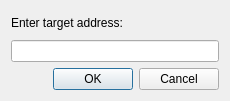
Above: src/addressdialog.ui from zfwk1992/open-soc-explorer before the change. Below: the same form after it.
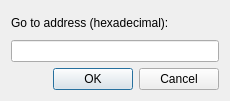
That is the form after the change.

What changed in the file:
```diff
--- a/src/addressdialog.ui
+++ b/src/addressdialog.ui
@@ -19,7 +19,7 @@
      <item>
       <widget class="QLabel" name="label">
        <property name="text">
-        <string>Enter target address:</string>
+        <string>Go to address (hexadecimal):</string>
        </property>
       </widget>
      </item>
```
Left out of the diff: 8 changed lines with no effect on the pictures.
